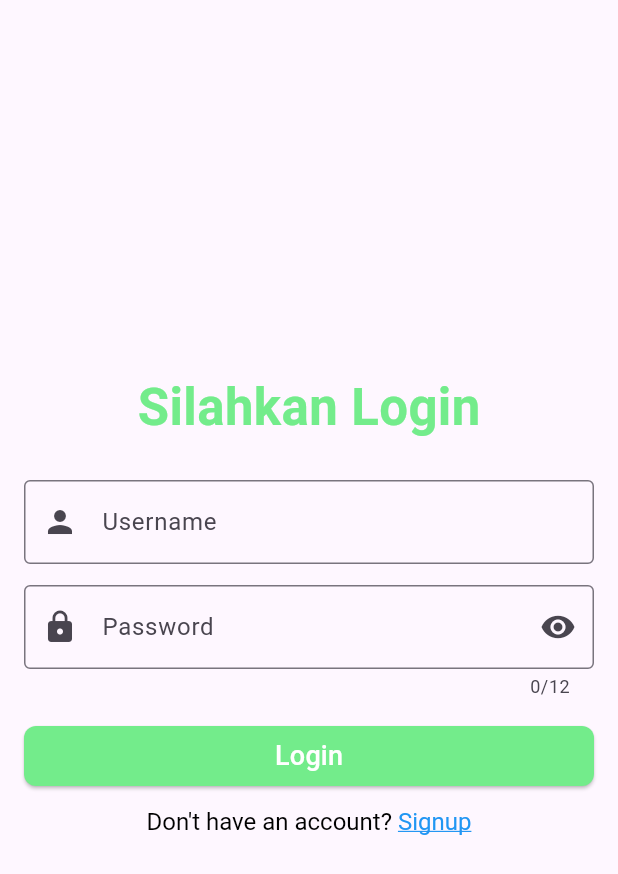
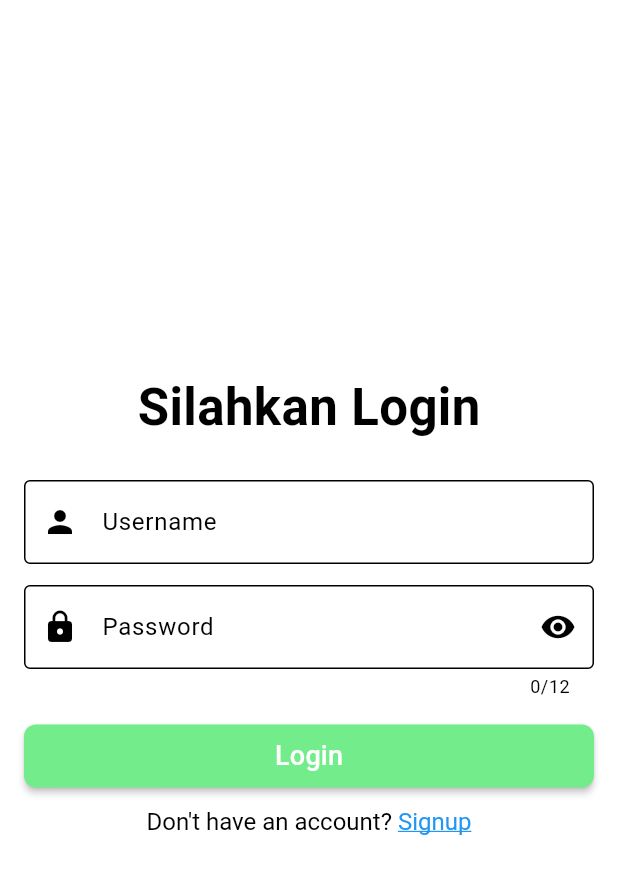
Before and after one commit to abeaar/fokuskripto, a Flutter app: the screen it shows after launch, on a phone screen of 412 x 824 dp. Shown: the top 874 px of the screen. Run offline on Flutter 3.47's test engine with Material 3 defaults, Android fonts, the phone set to English and light mode, and no system bars; our stand-ins replace dropdown_search, flutter_local_notifications, geocoding, geolocator, hive_flutter, image_picker and 2 more; accounts and stored records are empty; statements that could not run were skipped.

Commit message:
fix: color theme

```diff
--- a/lib/main.dart
+++ b/lib/main.dart
@@ -44,7 +44,52 @@ class MyApp extends StatelessWidget {
         '/home_page': (context) => HomePage(),
       },
 
-      theme: ThemeData(primarySwatch: Colors.blue),
+      theme: ThemeData(
+        colorScheme: ColorScheme.light(
+          primary: Color.fromARGB(255, 113, 156, 105),
+        ),
+
+        appBarTheme: const AppBarTheme(
+          backgroundColor: Colors.white,
+          foregroundColor: Colors.black,
+
+          elevation: 6,
+          shadowColor: Color.fromARGB(255, 240, 240, 240),
+
+          titleTextStyle: TextStyle(
+            fontSize: 22,
+            fontWeight: FontWeight.bold,
+            color: Colors.black,
+          ),
+
+          shape: RoundedRectangleBorder(
+            borderRadius: BorderRadius.vertical(
+              bottom: Radius.circular(16),
+            ),
+          ),
+        ),
+
+        elevatedButtonTheme: ElevatedButtonThemeData(
+          style: ButtonStyle(
+            backgroundColor: WidgetStateProperty.all<Color>(Color.fromARGB(255, 115, 236, 139)),
+            foregroundColor: WidgetStateProperty.all<Color>(Colors.white),
+
+            elevation: WidgetStateProperty.all<double>(2),
+
+            padding: WidgetStateProperty.all<EdgeInsets>(
+              const EdgeInsets.symmetric(horizontal: 24, vertical: 8),
+            ),
+
+            shape: WidgetStateProperty.all<RoundedRectangleBorder>(
+              RoundedRectangleBorder(
+                borderRadius: BorderRadius.circular(8.0), // Atur radius sudut di sini
+              ),
+            ),
+          )
+        )
+
+
+      ),
 
     );
   }
--- a/lib/pages/HomePage.dart
+++ b/lib/pages/HomePage.dart
@@ -36,7 +36,6 @@ class _HomePageState extends State<HomePage> {
             (context) => Scaffold(
               appBar: AppBar(
                 title: const Text('Profil Saya'), // Judul untuk halaman profil
-                backgroundColor: Theme.of(context).colorScheme.inversePrimary,
                 leading: IconButton(
                   // Tambahkan tombol back secara eksplisit jika perlu
                   icon: const Icon(Icons.arrow_back),
@@ -65,8 +64,7 @@ class _HomePageState extends State<HomePage> {
 
     return Scaffold(
       appBar: AppBar(
-        title: Text(title, style: TextStyle(fontWeight: FontWeight.w400),),
-        backgroundColor: Color.fromARGB(255, 115, 236, 139),
+        title: Text(title),
         actions: <Widget>[
           IconButton(
             icon: const Icon(Icons.person_2_outlined), // Ikon profil
@@ -107,7 +105,7 @@ class _HomePageState extends State<HomePage> {
           ),
         ],
         currentIndex: _selectedIndex,
-        selectedItemColor: Theme.of(context).colorScheme.primary,
+        selectedItemColor: Color.fromARGB(255, 21, 179, 146),
         unselectedItemColor: const Color.fromARGB(255, 122, 118, 118),
         showUnselectedLabels:
             true, // Pastikan ini true agar label selalu tampil
--- a/lib/pages/LoginPage.dart
+++ b/lib/pages/LoginPage.dart
@@ -129,7 +129,6 @@ class _LoginPageState extends State<LoginPage> {
                     style: TextStyle(
                       fontSize: 34,
                       fontWeight: FontWeight.bold,
-                      color: const Color.fromARGB(255, 115, 236, 139),
                     ),
                   ),
                   SizedBox(height: 24),
@@ -186,8 +185,6 @@ class _LoginPageState extends State<LoginPage> {
                       onPressed: _login,
                       child: Text("Login", style: TextStyle(fontSize: 18)),
                       style: ElevatedButton.styleFrom(
-                        backgroundColor: Color.fromARGB(255, 115, 236, 139),
-                        foregroundColor: Colors.white,
                         shape: RoundedRectangleBorder(
                           borderRadius: BorderRadius.circular(8),
                         ),
--- a/lib/pages/RegisterPage.dart
+++ b/lib/pages/RegisterPage.dart
@@ -95,7 +95,6 @@ class _RegisterPageState extends State<RegisterPage> {
                     style: TextStyle(
                       fontSize: 34,
                       fontWeight: FontWeight.bold,
-                      color: Color.fromARGB(255, 115, 236, 139),
                     ),
                   ),
                   SizedBox(height: 22),
@@ -183,8 +182,6 @@ class _RegisterPageState extends State<RegisterPage> {
                       onPressed: _register,
                       child: Text("Register", style: TextStyle(fontSize: 18)),
                       style: ElevatedButton.styleFrom(
-                        backgroundColor: Color.fromARGB(255, 115, 236, 139),
-                        foregroundColor: Colors.white,
                         shape: RoundedRectangleBorder(
                           borderRadius: BorderRadius.circular(8),
                         ),
--- a/lib/pages/WalletTab.dart
+++ b/lib/pages/WalletTab.dart
@@ -172,7 +172,7 @@ class _WalletTabState extends State<WalletTab> {
             },
             style: ElevatedButton.styleFrom(
               backgroundColor: Colors.blue,
-              padding: const EdgeInsets.symmetric(vertical: 16),
+              padding: const EdgeInsets.symmetric(vertical: 12),
               shape: RoundedRectangleBorder(
                 borderRadius: BorderRadius.circular(8),
               ),
@@ -195,7 +195,7 @@ class _WalletTabState extends State<WalletTab> {
               );
             },
             style: OutlinedButton.styleFrom(
-              padding: const EdgeInsets.symmetric(vertical: 16),
+              padding: const EdgeInsets.symmetric(vertical: 12),
               side: BorderSide(color: Colors.grey.shade400),
               shape: RoundedRectangleBorder(
                 borderRadius: BorderRadius.circular(8),
```
Also changed, not shown: lib/widgets/percentage_buttons.dart (+39 -11 lines), pubspec.lock.
